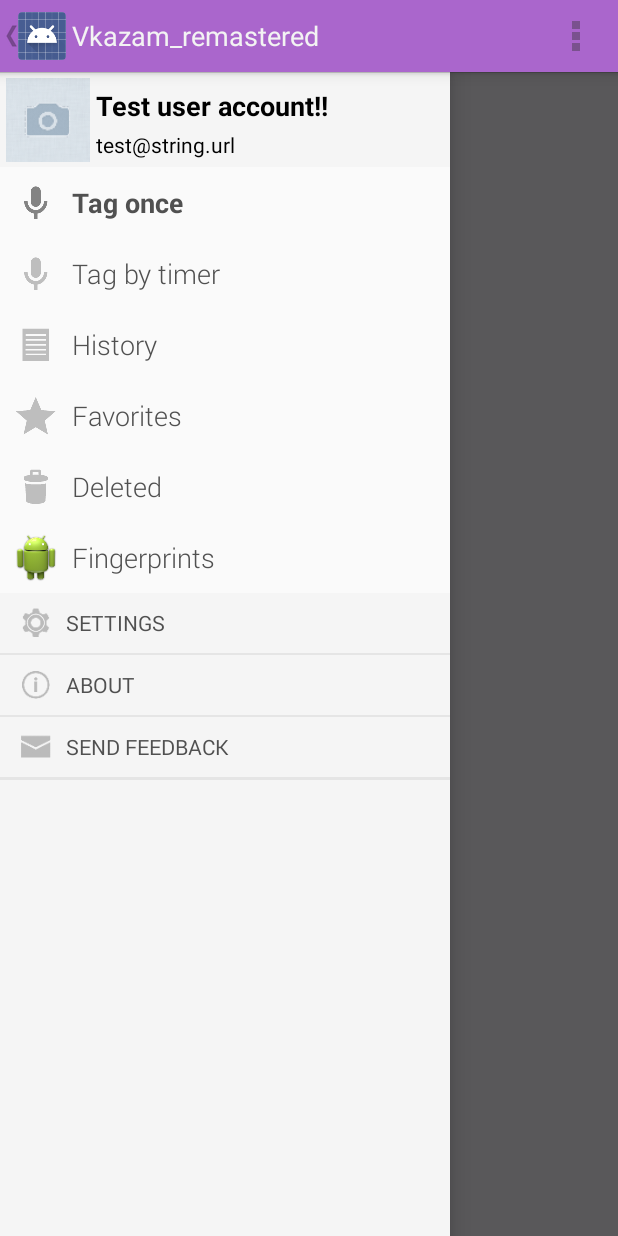
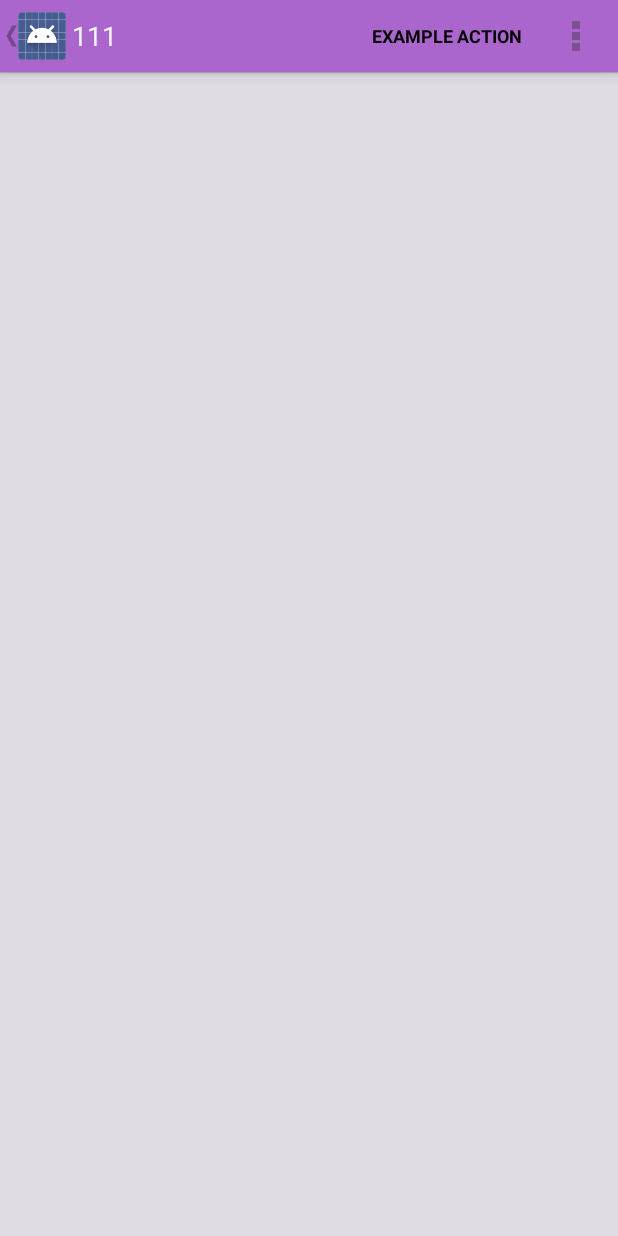
Before and after one commit to SpitsinStafichuk/Vkazam_remastered, an Android app: the screen it shows after launch (DrawerActivity), on a phone screen of 412 x 824 dp. Run offline under Robolectric (Android 15) with nearby library versions, the phone set to English and light mode, and no system bars; 2 statements that could not run were skipped.

Commit message:
- created skeleton for opening fragments when some drawer item is clicked

```diff
--- a/app/src/main/java/com/SpitsinStafichuk/vkazam_remastered/DrawerActivity.java
+++ b/app/src/main/java/com/SpitsinStafichuk/vkazam_remastered/DrawerActivity.java
@@ -27,6 +27,8 @@ import android.view.Menu;
 import android.view.MenuItem;
 import android.view.View;
 import android.view.ViewGroup;
+
+import com.SpitsinStafichuk.vkazam_remastered.adapters.components.VkazamDrawerAdapterElement;
 
 /**
  * @author Michael Spitsin
@@ -61,26 +63,50 @@ public class DrawerActivity extends Activity
     }
 
     @Override
-    public void onNavigationDrawerItemSelected(int position) {
-        // update the main content by replacing fragments
-        FragmentManager fragmentManager = getFragmentManager();
-        fragmentManager.beginTransaction()
-                .replace(R.id.container, PlaceholderFragment.newInstance(position + 1))
-                .commit();
+    public void onNavigationDrawerItemSelected(VkazamDrawerAdapterElement element, int position) {
+        if ((element != null) && (element.getOpeningFragmentName() != null)) {
+            // update the main content by replacing fragments
+            FragmentManager fragmentManager = getFragmentManager();
+            fragmentManager.beginTransaction()
+                    .replace(R.id.container, getFragmentInstanceByName(element.getOpeningFragmentName()))
+                    .commit();
+        }
+    }
+
+    /**
+     * Retrieves new instance of fragment associated with specified name.
+     *
+     * @param name name of fragment
+     * @return new instance of fragment
+     * @throws java.lang.IllegalArgumentException
+     */
+    private Fragment getFragmentInstanceByName(FragmentName name) {
+        switch (name) {
+            case TAG_ONCE:
+                return PlaceholderFragment.newInstance(111);
+            case TAG_BY_TIMER:
+                return PlaceholderFragment.newInstance(121);
+            case HISTORY:
+                return PlaceholderFragment.newInstance(113);
+            case FAVORITES:
+                return PlaceholderFragment.newInstance(411);
+            case TRASH:
+                return PlaceholderFragment.newInstance(155);
+            case FINGERPRINTS:
+                return PlaceholderFragment.newInstance(661);
+            case SETTINGS:
+                return PlaceholderFragment.newInstance(616);
+            case ABOUT:
+                return PlaceholderFragment.newInstance(7);
+            case SEND_FEEDBACK:
+                return PlaceholderFragment.newInstance(88);
+            default:
+                throw new IllegalArgumentException("There is no fragment associated with name: " + name);
+        }
     }
 
     public void onSectionAttached(int number) {
-        switch (number) {
-            case 1:
-                mTitle = getString(R.string.title_section1);
-                break;
-            case 2:
-                mTitle = getString(R.string.title_section2);
-                break;
-            case 3:
-                mTitle = getString(R.string.title_section3);
-                break;
-        }
+        mTitle = number + "";
     }
 
     public void restoreActionBar() {
--- /dev/null
+++ b/app/src/main/java/com/SpitsinStafichuk/vkazam_remastered/FragmentName.java
@@ -0,0 +1,36 @@
+/*******************************************************************************
+ * Copyright 2014 SpitsinStafichuk
+ *
+ * Licensed under the Apache License, Version 2.0 (the "License");
+ * you may not use this file except in compliance with the License.
+ * You may obtain a copy of the License at
+ *
+ * http://www.apache.org/licenses/LICENSE-2.0
+ *
+ * Unless required by applicable law or agreed to in writing, software
+ * distributed under the License is distributed on an "AS IS" BASIS,
+ * WITHOUT WARRANTIES OR CONDITIONS OF ANY KIND, either express or implied.
+ * See the License for the specific language governing permissions and
+ * limitations under the License.
+ *******************************************************************************/
+package com.SpitsinStafichuk.vkazam_remastered;
+
+/**
+ * Pack of fragment "names" (labels), that used by {@link DrawerActivity} and
+ * {@link com.SpitsinStafichuk.vkazam_remastered.adapters.components.VkazamDrawerAdapterElement}
+ * for defining what fragment should opens, when some drawer item is clicked.
+ *
+ * @author Michael Spitsin
+ * @since 2014-07-30
+ */
+public enum FragmentName {
+    TAG_ONCE,
+    TAG_BY_TIMER,
+    HISTORY,
+    FAVORITES,
+    TRASH,
+    FINGERPRINTS,
+    SETTINGS,
+    ABOUT,
+    SEND_FEEDBACK
+}
--- a/app/src/main/java/com/SpitsinStafichuk/vkazam_remastered/NavigationDrawerFragment.java
+++ b/app/src/main/java/com/SpitsinStafichuk/vkazam_remastered/NavigationDrawerFragment.java
@@ -81,7 +81,9 @@ public class NavigationDrawerFragment extends Fragment {
     private VkazamDrawerAdapter mDrawerAdapter;
     private View mFragmentContainerView;
 
-    private int mCurrentSelectedPosition = 0;
+    private List<VkazamDrawerAdapterElement> mDrawerAdapterElements;
+
+    private int mCurrentSelectedPosition = 1;
     private boolean mFromSavedInstanceState;
     private boolean mUserLearnedDrawer;
 
@@ -102,8 +104,6 @@ public class NavigationDrawerFragment extends Fragment {
             mFromSavedInstanceState = true;
         }
 
-        // Select either the default item (0) or the last selected item.
-        selectItem(mCurrentSelectedPosition);
     }
 
     @Override
@@ -111,23 +111,26 @@ public class NavigationDrawerFragment extends Fragment {
         super.onActivityCreated(savedInstanceState);
         // Indicate that this fragment would like to influence the set of actions in the action bar.
         setHasOptionsMenu(true);
+
+        // Select either the default item (0) or the last selected item.
+        selectItem(mCurrentSelectedPosition);
     }
 
     @Override
     public View onCreateView(LayoutInflater inflater, ViewGroup container,
             Bundle savedInstanceState) {
-        List<VkazamDrawerAdapterElement> elements = new ArrayList<VkazamDrawerAdapterElement>();
-        elements.add(new DrawerProfileElement.Builder(getActivity()).setIconRes(R.drawable.ic_vk_account_default).setTitleString("Test user account!!").setSummaryString("test@string.url").build());
-        elements.add(new DrawerPrimaryElement.Builder(getActivity()).setIconRes(R.drawable.ic_navigation_tag).setTitleRes(R.string.TAG_ONCE_PAGE).build());
-        elements.add(new DrawerPrimaryElement.Builder(getActivity()).setIconRes(R.drawable.ic_navigation_tag).setTitleRes(R.string.TAG_BY_TIMER_PAGE).build());
-        elements.add(new DrawerPrimaryElement.Builder(getActivity()).setIconRes(R.drawable.ic_navigation_history).setTitleRes(R.string.HISTORY_PAGE).build());
-        elements.add(new DrawerPrimaryElement.Builder(getActivity()).setIconRes(R.drawable.ic_navigation_favorites).setTitleRes(R.string.FAVORITES_PAGE).build());
-        elements.add(new DrawerPrimaryElement.Builder(getActivity()).setIconRes(R.drawable.ic_navigation_trash).setTitleRes(R.string.DELETED_PAGE).build());
-        elements.add(new DrawerPrimaryElement.Builder(getActivity()).setIconRes(R.drawable.ic_launcher).setTitleRes(R.string.FINGERPRINTS_PAGE).build());
-        elements.add(new DrawerSecondaryElement.Builder(getActivity()).setIconRes(R.drawable.ic_navigation_settings).setTitleRes(R.string.SETTINGS_PAGE).build());
-        elements.add(new DrawerSecondaryElement.Builder(getActivity()).setIconRes(R.drawable.ic_navigation_about).setTitleRes(R.string.ABOUT_PAGE).build());
-        elements.add(new DrawerSecondaryElement.Builder(getActivity()).setIconRes(R.drawable.ic_navigation_send_feedback).setTitleRes(R.string.SEND_FEEDBACK_PAGE).build());
-        mDrawerAdapter = new VkazamDrawerAdapter(getActivity(), elements);
+        mDrawerAdapterElements = new ArrayList<VkazamDrawerAdapterElement>();
+        mDrawerAdapterElements.add(new DrawerProfileElement.Builder(getActivity()).setIconRes(R.drawable.ic_vk_account_default).setTitleString("Test user account!!").setSummaryString("test@string.url").build());
+        mDrawerAdapterElements.add(new DrawerPrimaryElement.Builder(getActivity()).setIconRes(R.drawable.ic_navigation_tag).setTitleRes(R.string.TAG_ONCE_PAGE).setOpeningFragmentName(FragmentName.TAG_ONCE).build());
+        mDrawerAdapterElements.add(new DrawerPrimaryElement.Builder(getActivity()).setIconRes(R.drawable.ic_navigation_tag).setTitleRes(R.string.TAG_BY_TIMER_PAGE).setOpeningFragmentName(FragmentName.TAG_BY_TIMER).build());
+        mDrawerAdapterElements.add(new DrawerPrimaryElement.Builder(getActivity()).setIconRes(R.drawable.ic_navigation_history).setTitleRes(R.string.HISTORY_PAGE).setOpeningFragmentName(FragmentName.HISTORY).build());
+        mDrawerAdapterElements.add(new DrawerPrimaryElement.Builder(getActivity()).setIconRes(R.drawable.ic_navigation_favorites).setTitleRes(R.string.FAVORITES_PAGE).setOpeningFragmentName(FragmentName.FAVORITES).build());
+        mDrawerAdapterElements.add(new DrawerPrimaryElement.Builder(getActivity()).setIconRes(R.drawable.ic_navigation_trash).setTitleRes(R.string.DELETED_PAGE).setOpeningFragmentName(FragmentName.TRASH).build());
+        mDrawerAdapterElements.add(new DrawerPrimaryElement.Builder(getActivity()).setIconRes(R.drawable.ic_launcher).setTitleRes(R.string.FINGERPRINTS_PAGE).setOpeningFragmentName(FragmentName.FINGERPRINTS).build());
+        mDrawerAdapterElements.add(new DrawerSecondaryElement.Builder(getActivity()).setIconRes(R.drawable.ic_navigation_settings).setTitleRes(R.string.SETTINGS_PAGE).setOpeningFragmentName(FragmentName.SETTINGS).build());
+        mDrawerAdapterElements.add(new DrawerSecondaryElement.Builder(getActivity()).setIconRes(R.drawable.ic_navigation_about).setTitleRes(R.string.ABOUT_PAGE).setOpeningFragmentName(FragmentName.ABOUT).build());
+        mDrawerAdapterElements.add(new DrawerSecondaryElement.Builder(getActivity()).setIconRes(R.drawable.ic_navigation_send_feedback).setTitleRes(R.string.SEND_FEEDBACK_PAGE).setOpeningFragmentName(FragmentName.SEND_FEEDBACK).build());
+        mDrawerAdapter = new VkazamDrawerAdapter(getActivity(), mDrawerAdapterElements);
 
         mDrawerListView = (ListView) inflater.inflate(
                 R.layout.fragment_navigation_drawer, container, false);
@@ -139,6 +142,7 @@ public class NavigationDrawerFragment extends Fragment {
         });
         mDrawerListView.setAdapter(mDrawerAdapter);
         mDrawerListView.setItemChecked(mCurrentSelectedPosition, true);
+
         return mDrawerListView;
     }
 
@@ -230,7 +234,7 @@ public class NavigationDrawerFragment extends Fragment {
             mDrawerLayout.closeDrawer(mFragmentContainerView);
         }
         if (mCallbacks != null) {
-            mCallbacks.onNavigationDrawerItemSelected(position);
+            mCallbacks.onNavigationDrawerItemSelected(mDrawerAdapterElements.get(position), position);
         }
     }
 
@@ -309,7 +313,10 @@ public class NavigationDrawerFragment extends Fragment {
     public static interface NavigationDrawerCallbacks {
         /**
          * Called when an item in the navigation drawer is selected.
+         *
+         * @param selectedItem item that was selected
+         * @param position position of item that was selected
          */
-        void onNavigationDrawerItemSelected(int position);
+        void onNavigationDrawerItemSelected(VkazamDrawerAdapterElement selectedItem, int position);
     }
 }
--- a/app/src/main/java/com/SpitsinStafichuk/vkazam_remastered/adapters/components/SimpleDrawerAdapterElement.java
+++ b/app/src/main/java/com/SpitsinStafichuk/vkazam_remastered/adapters/components/SimpleDrawerAdapterElement.java
@@ -15,11 +15,13 @@
  *******************************************************************************/
 package com.SpitsinStafichuk.vkazam_remastered.adapters.components;
 
+import android.app.Fragment;
 import android.content.Context;
 import android.graphics.Bitmap;
 import android.graphics.drawable.Drawable;
 
 import com.SpitsinStafichuk.vkazam_remastered.Constants;
+import com.SpitsinStafichuk.vkazam_remastered.FragmentName;
 
 /**
  * Simple implementation of {@link VkazamDrawerAdapterElement}. Contains
@@ -44,6 +46,7 @@ public abstract class SimpleDrawerAdapterElement implements VkazamDrawerAdapterE
     private String titleString;
     private int summaryRes;
     private String summaryString;
+    private FragmentName fragmentName;
 
     protected SimpleDrawerAdapterElement(Builder builder) {
         this.mContext = builder.context;
@@ -54,6 +57,7 @@ public abstract class SimpleDrawerAdapterElement implements VkazamDrawerAdapterE
         this.titleString = builder.titleString;
         this.summaryRes = builder.summaryRes;
         this.summaryString = builder.summaryString;
+        this.fragmentName = builder.fragmentName;
     }
 
     @Override
@@ -91,6 +95,11 @@ public abstract class SimpleDrawerAdapterElement implements VkazamDrawerAdapterE
         return summaryRes;
     }
 
+    @Override
+    public FragmentName getOpeningFragmentName() {
+        return fragmentName;
+    }
+
     /**
      * Common builder for {@link SimpleDrawerAdapterElement} that allows to choose
      * what type of icon (res, drawable, bitmap), title (res, string) and summary (res, string)
@@ -108,6 +117,7 @@ public abstract class SimpleDrawerAdapterElement implements VkazamDrawerAdapterE
         private String titleString;
         private int summaryRes = Constants.NO_ID;
         private String summaryString;
+        private FragmentName fragmentName;
 
         public Builder(Context context) {
             this.context = context;
@@ -155,6 +165,12 @@ public abstract class SimpleDrawerAdapterElement implements VkazamDrawerAdapterE
             return this;
         }
 
+        @SuppressWarnings("unused")
+        public Builder setOpeningFragmentName(FragmentName fragmentName) {
+            this.fragmentName = fragmentName;
+            return this;
+        }
+
         public abstract SimpleDrawerAdapterElement build();
     }
 }
--- a/app/src/main/java/com/SpitsinStafichuk/vkazam_remastered/adapters/components/VkazamDrawerAdapterElement.java
+++ b/app/src/main/java/com/SpitsinStafichuk/vkazam_remastered/adapters/components/VkazamDrawerAdapterElement.java
@@ -15,11 +15,15 @@
  *******************************************************************************/
 package com.SpitsinStafichuk.vkazam_remastered.adapters.components;
 
+import android.app.Fragment;
 import android.content.Context;
 import android.graphics.Bitmap;
 import android.graphics.drawable.Drawable;
+import android.view.View;
 import android.widget.ImageView;
 import android.widget.TextView;
+
+import com.SpitsinStafichuk.vkazam_remastered.FragmentName;
 
 /**
  * Main class for all {@link com.SpitsinStafichuk.vkazam_remastered.adapters.VkazamDrawerAdapter}
@@ -167,6 +171,14 @@ public interface VkazamDrawerAdapterElement {
     void setSummarySelected(Context context, TextView v, boolean selected);
 
     /**
+     * Retrieve fragment name related to this drawer item. Fragment that associated whit this name
+     * should be opened, when item is clicked
+     *
+     * @return fragment linked to this item.
+     */
+    FragmentName getOpeningFragmentName();
+
+    /**
      * Common holder for all subclasses, that used by
      * {@link com.SpitsinStafichuk.vkazam_remastered.adapters.VkazamDrawerAdapter}.
      *
```
